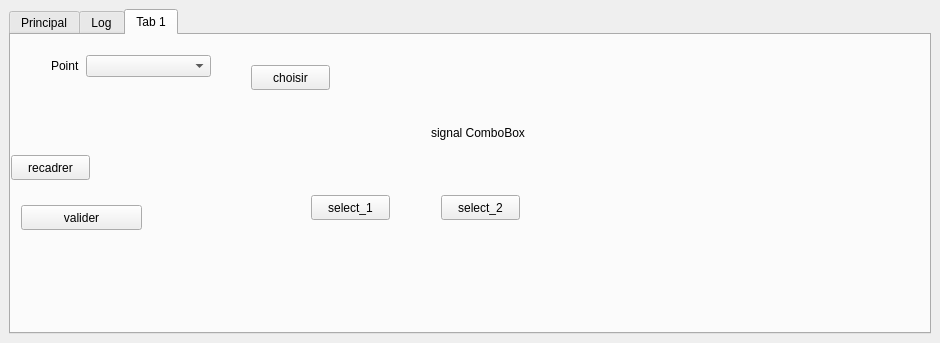
AnthonyWetzel/projet-semestriel---master-2, file BatPlugin/Batplugin_dockwidget_base.ui: the form before one commit.
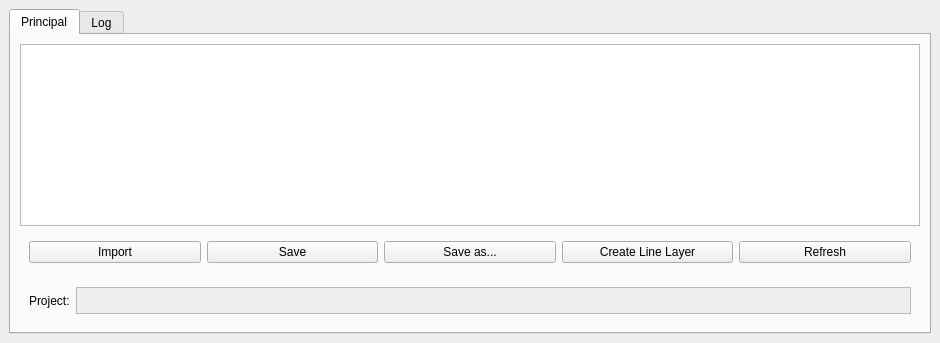
The form after the commit. The open tabs and pages were chosen to show the change.

```diff
--- a/BatPlugin/Batplugin_dockwidget_base.ui
+++ b/BatPlugin/Batplugin_dockwidget_base.ui
@@ -127,114 +127,6 @@
         </item>
        </layout>
       </widget>
-      <widget class="QWidget" name="tab">
-       <attribute name="title">
-        <string>Tab 1</string>
-       </attribute>
-       <widget class="QWidget" name="formLayoutWidget">
-        <property name="geometry">
-         <rect>
-          <x>40</x>
-          <y>20</y>
-          <width>160</width>
-          <height>54</height>
-         </rect>
-        </property>
-        <layout class="QFormLayout" name="formLayout">
-         <property name="fieldGrowthPolicy">
-          <enum>QFormLayout::AllNonFixedFieldsGrow</enum>
-         </property>
-         <item row="0" column="0">
-          <widget class="QLabel" name="label">
-           <property name="text">
-            <string>Point</string>
-           </property>
-          </widget>
-         </item>
-         <item row="0" column="1">
-          <widget class="QComboBox" name="comboBox"/>
-         </item>
-        </layout>
-       </widget>
-       <widget class="QPushButton" name="btnValider">
-        <property name="geometry">
-         <rect>
-          <x>10</x>
-          <y>170</y>
-          <width>121</width>
-          <height>25</height>
-         </rect>
-        </property>
-        <property name="text">
-         <string>valider</string>
-        </property>
-       </widget>
-       <widget class="QPushButton" name="btnChoisir">
-        <property name="geometry">
-         <rect>
-          <x>240</x>
-          <y>30</y>
-          <width>79</width>
-          <height>25</height>
-         </rect>
-        </property>
-        <property name="text">
-         <string>choisir</string>
-        </property>
-       </widget>
-       <widget class="QLabel" name="label_2">
-        <property name="geometry">
-         <rect>
-          <x>420</x>
-          <y>90</y>
-          <width>161</width>
-          <height>16</height>
-         </rect>
-        </property>
-        <property name="text">
-         <string>signal ComboBox</string>
-        </property>
-       </widget>
-       <widget class="QPushButton" name="btnRecenter">
-        <property name="geometry">
-         <rect>
-          <x>0</x>
-          <y>120</y>
-          <width>79</width>
-          <height>25</height>
-         </rect>
-        </property>
-        <property name="text">
-         <string>recadrer</string>
-        </property>
-       </widget>
-       <widget class="QPushButton" name="btnSelect1">
-        <property name="geometry">
-         <rect>
-          <x>300</x>
-          <y>160</y>
-          <width>79</width>
-          <height>25</height>
-         </rect>
-        </property>
-        <property name="text">
-         <string>select_1</string>
-        </property>
-       </widget>
-       <widget class="QPushButton" name="btnSelect2">
-        <property name="geometry">
-         <rect>
-          <x>430</x>
-          <y>160</y>
-          <width>79</width>
-          <height>25</height>
-         </rect>
-        </property>
-        <property name="text">
-         <string>select_2</string>
-        </property>
-       </widget>
-      </widget>
      </widget>
     </item>
    </layout>
```
Left out of the diff: 2 changed lines with no effect on the pictures.
